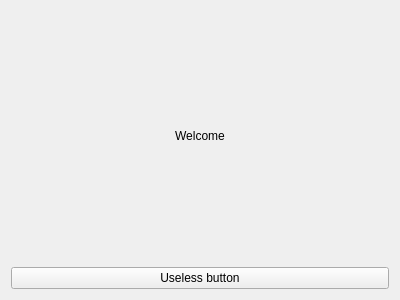
GiuliCler/GIMPteam, file GUI/ui/gui_menu.ui: the form before one commit.
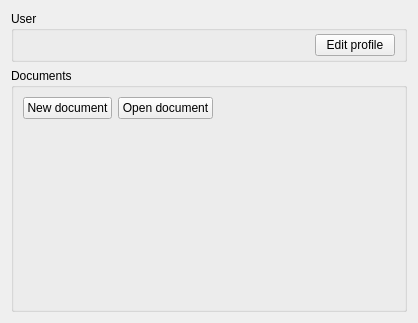
The form after the commit. Icons and pictures are not drawn.

What changed in the file:
```diff
--- a/GUI/ui/gui_menu.ui
+++ b/GUI/ui/gui_menu.ui
@@ -6,29 +6,131 @@
    <rect>
     <x>0</x>
     <y>0</y>
-    <width>400</width>
-    <height>300</height>
+    <width>418</width>
+    <height>323</height>
    </rect>
   </property>
   <property name="windowTitle">
    <string>Form</string>
   </property>
-  <layout class="QGridLayout" name="gridLayout">
-   <item row="0" column="0">
-    <widget class="QLabel" name="label">
-     <property name="text">
-      <string>Welcome</string>
+  <layout class="QVBoxLayout" name="verticalLayout" stretch="0,0">
+   <item>
+    <widget class="QGroupBox" name="userGroupBox">
+     <property name="title">
+      <string>User</string>
      </property>
-     <property name="alignment">
-      <set>Qt::AlignCenter</set>
-     </property>
+     <layout class="QHBoxLayout" name="horizontalLayout">
+      <property name="topMargin">
+       <number>3</number>
+      </property>
+      <property name="bottomMargin">
+       <number>3</number>
+      </property>
+      <item>
+       <widget class="QLabel" name="iconLabel">
+        <property name="sizePolicy">
+         <sizepolicy hsizetype="Fixed" vsizetype="Fixed">
+          <horstretch>0</horstretch>
+          <verstretch>0</verstretch>
+         </sizepolicy>
+        </property>
+        <property name="maximumSize">
+         <size>
+          <width>50</width>
+          <height>50</height>
+         </size>
+        </property>
+        <property name="text">
+         <string/>
+        </property>
+        <property name="pixmap">
+         <pixmap resource="../images/images.qrc">:/icon/Mew.png</pixmap>
+        </property>
+        <property name="scaledContents">
+         <bool>true</bool>
+        </property>
+       </widget>
+      </item>
+      <item>
+       <widget class="QLabel" name="nicknameLabel">
+        <property name="text">
+         <string>&lt;nickname&gt;</string>
+        </property>
+        <property name="alignment">
+         <set>Qt::AlignCenter</set>
+        </property>
+       </widget>
+      </item>
+      <item>
+       <spacer name="horizontalSpacer">
+        <property name="orientation">
+         <enum>Qt::Horizontal</enum>
+        </property>
+        <property name="sizeHint" stdset="0">
+         <size>
+          <width>174</width>
+          <height>20</height>
+         </size>
+        </property>
+       </spacer>
+      </item>
+      <item>
+       <widget class="QPushButton" name="editPushButton">
+        <property name="text">
+         <string>Edit profile</string>
+        </property>
+       </widget>
+      </item>
+     </layout>
     </widget>
    </item>
-   <item row="1" column="0">
-    <widget class="QPushButton" name="pushButton">
-     <property name="text">
-      <string>Useless button</string>
+   <item>
+    <widget class="QGroupBox" name="groupBox">
+     <property name="title">
+      <string>Documents</string>
      </property>
+     <layout class="QGridLayout" name="gridLayout">
+      <item row="0" column="0">
+       <widget class="QPushButton" name="pushButton">
+        <property name="text">
+         <string>New document</string>
+        </property>
+       </widget>
+      </item>
+      <item row="0" column="1">
+       <widget class="QPushButton" name="pushButton_2">
+        <property name="text">
+         <string>Open document</string>
+        </property>
+       </widget>
+      </item>
+      <item row="0" column="2">
+       <spacer name="horizontalSpacer_2">
+        <property name="orientation">
+         <enum>Qt::Horizontal</enum>
+        </property>
+        <property name="sizeHint" stdset="0">
+         <size>
+          <width>202</width>
+          <height>20</height>
+         </size>
+        </property>
+       </spacer>
+      </item>
+      <item row="1" column="0">
+       <spacer name="verticalSpacer">
+        <property name="orientation">
+         <enum>Qt::Vertical</enum>
+        </property>
+        <property name="sizeHint" stdset="0">
+         <size>
+          <width>20</width>
+          <height>163</height>
+         </size>
+        </property>
+       </spacer>
+      </item>
+     </layout>
     </widget>
    </item>
   </layout>
```
Left out of the diff: 4 changed lines with no effect on the pictures.
